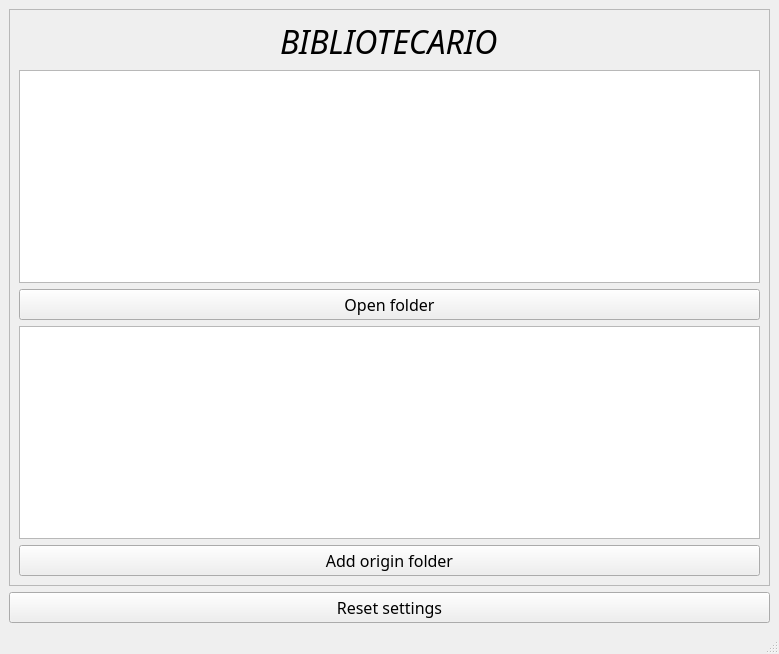
First picture: the form in src/gui/app.ui, repository TomiVidal99/bibliotecario, before the edit.
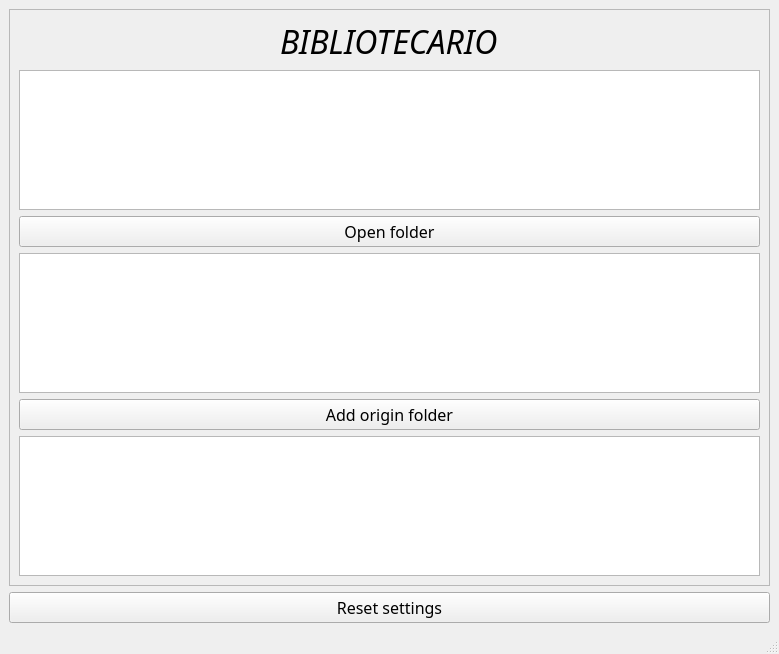
Second picture: the form after the edit.

```diff
--- a/src/gui/app.ui
+++ b/src/gui/app.ui
@@ -74,6 +74,9 @@
           </property>
          </widget>
         </item>
+        <item>
+         <widget class="QListWidget" name="list_destination_folders"/>
+        </item>
        </layout>
        <zorder>list_recently_moved</zorder>
        <zorder>label_app_title</zorder>
```
Left out of the diff: 1 changed line with no effect on the pictures.
